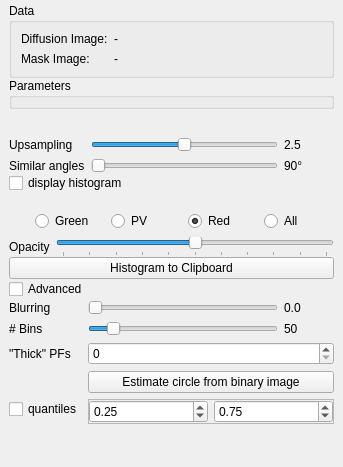
Before: the Qt Designer form Plugins/org.mitk.gui.qt.diffusionimaging/src/internal/QmitkPartialVolumeAnalysisViewControls.ui in MITK/MITK, drawn with Qt 5.
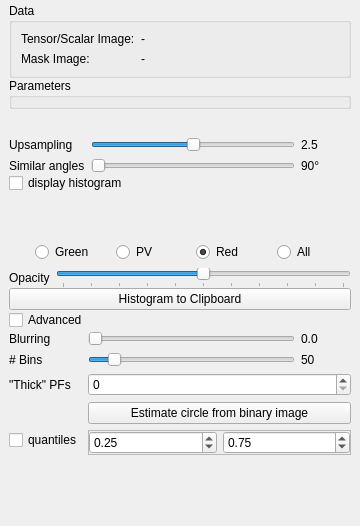
After: the same form once the commit is applied. Icons and pictures are not drawn. Custom widgets are drawn as their Qt base class.

Commit message: changed label text

What changed in the file:
```diff
--- a/Plugins/org.mitk.gui.qt.diffusionimaging/src/internal/QmitkPartialVolumeAnalysisViewControls.ui
+++ b/Plugins/org.mitk.gui.qt.diffusionimaging/src/internal/QmitkPartialVolumeAnalysisViewControls.ui
@@ -9,8 +9,8 @@
    <rect>
     <x>0</x>
     <y>0</y>
-    <width>343</width>
-    <height>467</height>
+    <width>360</width>
+    <height>526</height>
    </rect>
   </property>
   <property name="windowTitle">
@@ -47,7 +47,7 @@
          </sizepolicy>
         </property>
         <property name="text">
-         <string>Diffusion Image:</string>
+         <string>Tensor/Scalar Image:</string>
         </property>
        </widget>
       </item>
```
The commit also changes 1 other file.
